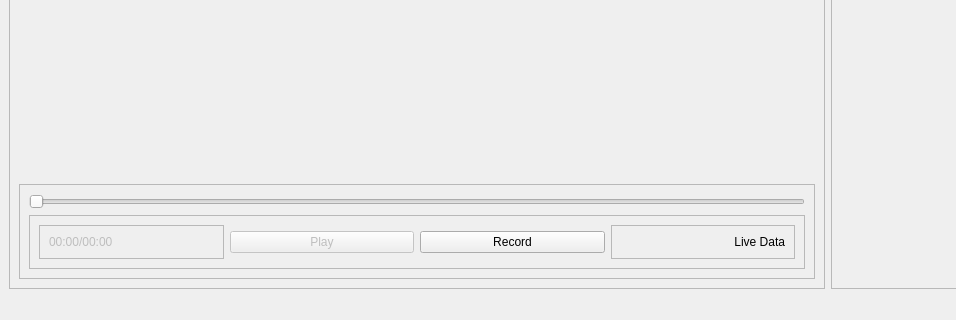
The window that src/event_camera_demo/main_ui/src/video_demo.ui (Harl-Towne/event-camera-vpr-demonstrator) describes before a commit, drawn with Qt 5; both pictures show x 0 to 956 and y 479 to 799 of the 1061 by 799 pixel window.
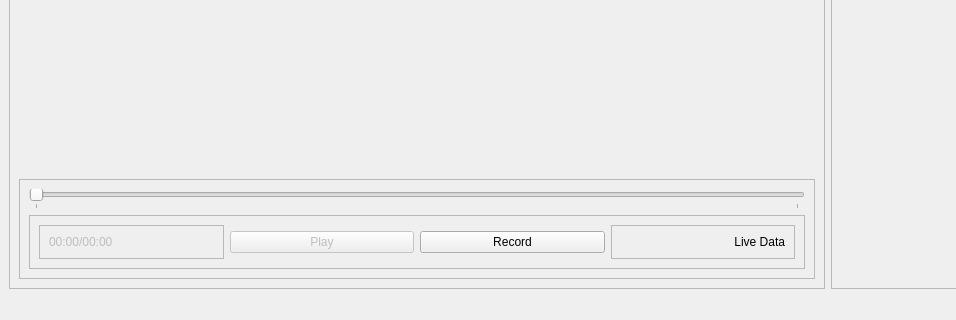
The same window after the commit.

Commit message: Added code for progress bar during playback/pause

Diff of the .ui file:
```diff
--- a/src/event_camera_demo/main_ui/src/video_demo.ui
+++ b/src/event_camera_demo/main_ui/src/video_demo.ui
@@ -52,14 +52,26 @@
           <item>
            <widget class="QSlider" name="horizontalSlider">
             <property name="enabled">
-             <bool>false</bool>
+             <bool>true</bool>
             </property>
             <property name="maximum">
-             <number>100</number>
+             <number>1000</number>
             </property>
             <property name="orientation">
              <enum>Qt::Horizontal</enum>
             </property>
+            <property name="invertedAppearance">
+             <bool>false</bool>
+            </property>
+            <property name="invertedControls">
+             <bool>false</bool>
+            </property>
+            <property name="tickPosition">
+             <enum>QSlider::TicksBelow</enum>
+            </property>
+            <property name="tickInterval">
+             <number>1000</number>
+            </property>
            </widget>
           </item>
           <item>
```
Left out of the diff: 2 changed lines with no effect on the pictures. The commit also changes 1 other file.
